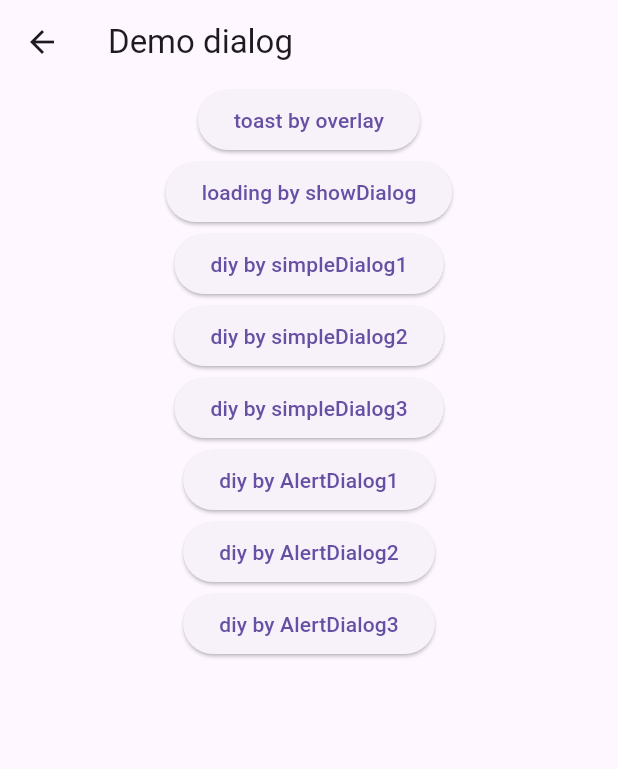
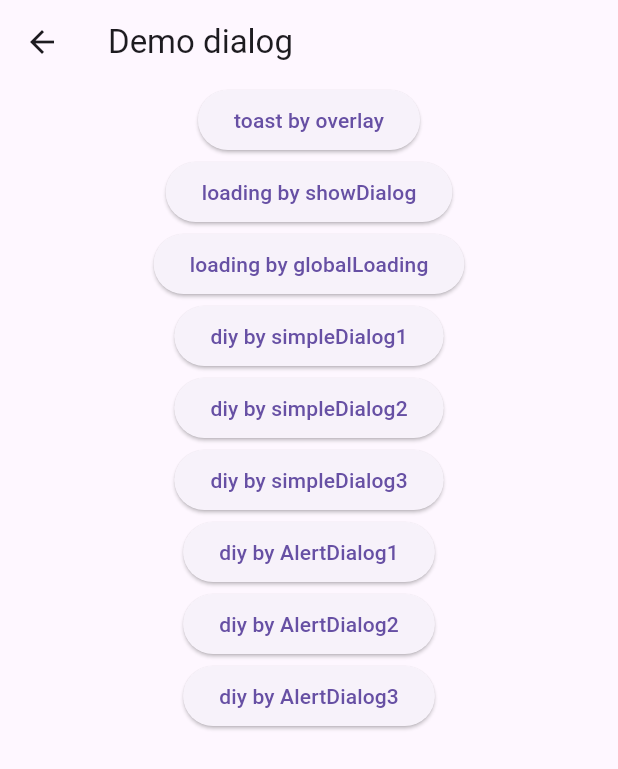
Before and after one commit to listen2code/FlutterGalleryNext, a Flutter app: the screen it shows after launch, after a tap on "demo dialog", on a phone screen of 412 x 824 dp. Shown: the top 769 px of the screen. Run offline on Flutter 3.47's test engine with Material 3 defaults, Android fonts, the phone set to English and light mode, and no system bars; our stand-ins replace cached_network_image, shared_preferences, sqflite; missing offline and left inert: flutter_base; accounts and stored records are empty.

Commit message:
[add]: global loading

```diff
--- a/lib/demos/loading/demo_dialog.dart
+++ b/lib/demos/loading/demo_dialog.dart
@@ -1,6 +1,7 @@
 import 'package:flutter/cupertino.dart';
 import 'package:flutter/material.dart';
 import 'package:flutter/widgets.dart';
+import 'package:flutter_gallery_next/demos/loading/global_loading.dart';
 import 'package:flutter_gallery_next/demos/loading/toast.dart';
 
 class DemoDialog extends StatefulWidget {
@@ -53,11 +54,19 @@ class _DemoDialogState extends State<DemoDialog> {
                         );
                       });
                   print("dialogFuture=${dialogFuture}");
-                  Future.delayed(const Duration(seconds: 10), () {
+                  Future.delayed(const Duration(seconds: 1), () {
                     Navigator.of(context).pop();
                   });
                 },
                 child: Text("loading by showDialog")),
+            ElevatedButton(
+                onPressed: () async {
+                  GlobalLoading.showLoading();
+                  Future.delayed(const Duration(seconds: 1), () {
+                    GlobalLoading.dismiss();
+                  });
+                },
+                child: Text("loading by globalLoading")),
             ElevatedButton(
                 onPressed: () {
                   showDialog(
--- /dev/null
+++ b/lib/demos/loading/global_loading.dart
@@ -0,0 +1,67 @@
+import 'package:flutter/material.dart';
+
+class GlobalLoading extends StatefulWidget {
+  static BuildContext? globalContext;
+  Widget? child;
+  static bool isDialogExists = false;
+
+  GlobalLoading({super.key, required this.child});
+
+  static TransitionBuilder init() {
+    return (BuildContext context, Widget? child) {
+      return GlobalLoading(child: child);
+    };
+  }
+
+  static void showLoading() {
+    isDialogExists = true;
+    showDialog(
+        context: GlobalLoading.globalContext!,
+        builder: (BuildContext context) {
+          return const Center(child: CircularProgressIndicator(color: Colors.white,));
+        }
+    );
+  }
+
+  static void dismiss() {
+    if (isDialogExists) {
+      Navigator.of(GlobalLoading.globalContext!).pop();
+    }
+  }
+
+  @override
+  State<GlobalLoading> createState() => _GlobalLoadingState();
+}
+
+class _GlobalLoadingState extends State<GlobalLoading> {
+
+  @override
+  void initState() {
+    WidgetsBinding.instance.addPostFrameCallback((timeStamp) {
+      BuildContext? context;
+      if (widget.child is Navigator) {
+        context = getNavigationContext(widget.child as Navigator);
+      } else if (widget.child is FocusScope) {
+        var focusScope = widget.child as FocusScope;
+        if (focusScope.child is Navigator) {
+          context = getNavigationContext(focusScope.child as Navigator);
+        }
+      }
+      GlobalLoading.globalContext = context;
+    });
+    super.initState();
+  }
+
+  @override
+  Widget build(BuildContext context) {
+    return widget.child ?? Container();
+  }
+
+  BuildContext? getNavigationContext(Navigator navigator) {
+    BuildContext? context;
+    if (navigator.key is GlobalKey) {
+      context = (navigator.key as GlobalKey).currentContext!;
+    }
+    return context;
+  }
+}
--- a/lib/main.dart
+++ b/lib/main.dart
@@ -25,6 +25,7 @@ import 'package:flutter_gallery_next/demos/list/demo_list_refresh.dart';
 import 'package:flutter_gallery_next/demos/list/demo_list_silver_bar.dart';
 import 'package:flutter_gallery_next/demos/list/demo_list_silver_header.dart';
 import 'package:flutter_gallery_next/demos/loading/demo_dialog.dart';
+import 'package:flutter_gallery_next/demos/loading/global_loading.dart';
 import 'package:flutter_gallery_next/demos/nav/demo_nav_hero.dart';
 import 'package:flutter_gallery_next/demos/net/demo_net_async.dart';
 import 'package:flutter_gallery_next/demos/net/demo_net_basic.dart';
@@ -78,6 +79,7 @@ class MyApp extends StatelessWidget {
       ),
       home: const MyHomePage(title: 'Listen Flutter Gallery'),
       routes: routers,
+      builder: GlobalLoading.init(),
     );
   }
 }
```
